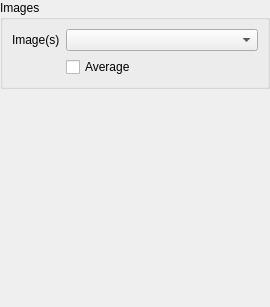
Old version of the form src/ImagesLayerWidget.ui in the repository ManiVaultStudio/ImageViewerPlugin.
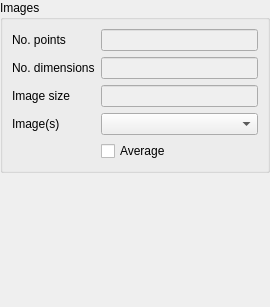
New version of the form.

Commit message: Work on images layer ui

The edit to the form file:
```diff
--- a/src/ImagesLayerWidget.ui
+++ b/src/ImagesLayerWidget.ui
@@ -51,13 +51,48 @@
      </property>
      <layout class="QGridLayout" name="gridLayout">
       <item row="0" column="0">
+       <widget class="QLabel" name="noPointsLabel">
+        <property name="text">
+         <string>No. points</string>
+        </property>
+       </widget>
+      </item>
+      <item row="1" column="1">
+       <widget class="QLineEdit" name="noDimensionsLineEdit">
+        <property name="enabled">
+         <bool>false</bool>
+        </property>
+       </widget>
+      </item>
+      <item row="0" column="1">
+       <widget class="QLineEdit" name="noPointsLineEdit">
+        <property name="enabled">
+         <bool>false</bool>
+        </property>
+       </widget>
+      </item>
+      <item row="4" column="1">
+       <widget class="QCheckBox" name="averageCheckBox">
+        <property name="text">
+         <string>Average</string>
+        </property>
+       </widget>
+      </item>
+      <item row="1" column="0">
+       <widget class="QLabel" name="noDimensionsLabel">
+        <property name="text">
+         <string>No. dimensions</string>
+        </property>
+       </widget>
+      </item>
+      <item row="3" column="0">
        <widget class="QLabel" name="imagesLabel">
         <property name="text">
          <string>Image(s)</string>
         </property>
        </widget>
       </item>
-      <item row="0" column="1">
+      <item row="3" column="1">
        <widget class="QComboBox" name="imagesComboBox">
         <property name="sizePolicy">
          <sizepolicy hsizetype="Preferred" vsizetype="Fixed">
@@ -67,10 +102,17 @@
         </property>
        </widget>
       </item>
-      <item row="1" column="1">
-       <widget class="QCheckBox" name="averageCheckBox">
+      <item row="2" column="0">
+       <widget class="QLabel" name="imageSizeLabel">
         <property name="text">
-         <string>Average</string>
+         <string>Image size</string>
+        </property>
+       </widget>
+      </item>
+      <item row="2" column="1">
+       <widget class="QLineEdit" name="imageSizeLineEdit">
+        <property name="enabled">
+         <bool>false</bool>
         </property>
        </widget>
       </item>
```
The commit also changes 9 other files.
